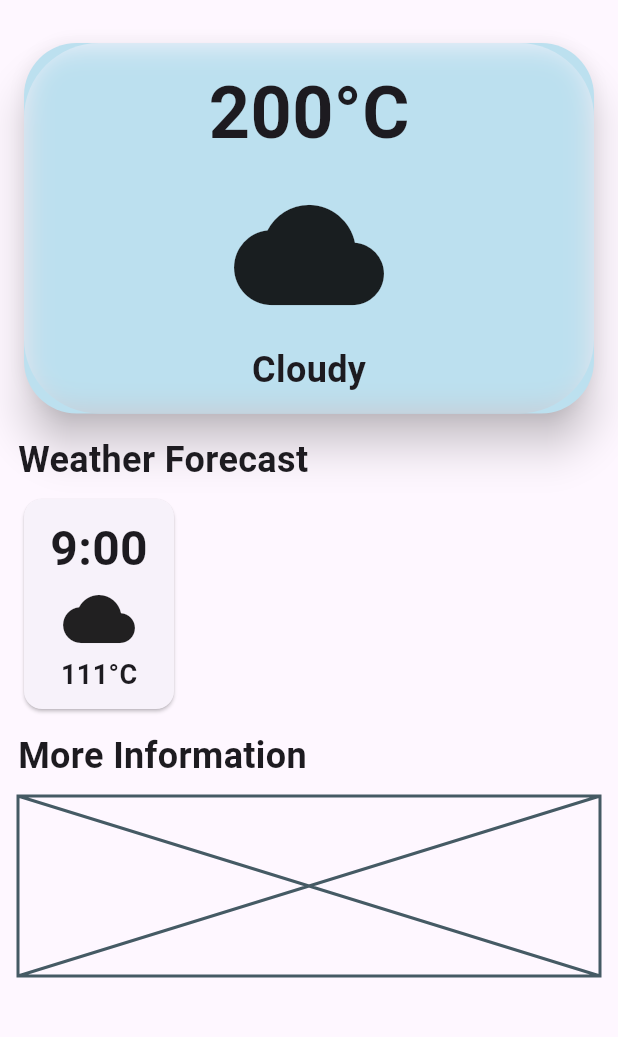
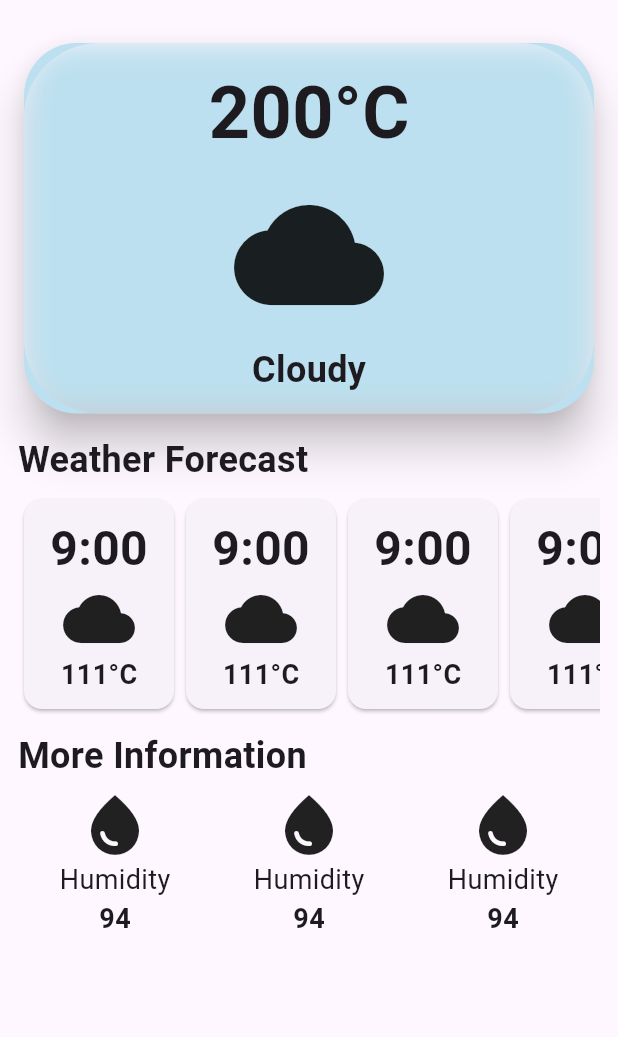
Before and after one commit to Sahilkumr/whatsthewether, a Flutter app: the screen it shows after launch, on a phone screen of 412 x 824 dp, the part 65-1102 px from its top. Run offline on Flutter 3.47's test engine with Material 3 defaults, Android fonts, the light colour scheme and no system bars.

Commit message:
3rd Card Created

```diff
--- /dev/null
+++ b/lib/addition_weather_info.dart
@@ -0,0 +1,16 @@
+import 'package:flutter/material.dart';
+
+class AdditionalWeatherInfo extends StatelessWidget {
+  const AdditionalWeatherInfo({super.key});
+
+  @override
+  Widget build(BuildContext context) {
+    return const Column(
+                children: [
+              Icon(Icons.water_drop, size: 48,),
+              Text('Humidity',style: TextStyle(fontSize: 18,),),
+              Text('94',style: TextStyle(fontSize: 18,fontWeight: FontWeight.bold),),
+                ],
+              );
+  }
+}
--- /dev/null
+++ b/lib/future_weather_forecast.dart
@@ -0,0 +1,24 @@
+
+
+import 'package:flutter/material.dart';
+
+class FutureWeatherForecast  extends StatelessWidget {
+  const FutureWeatherForecast ({super.key});
+
+  @override
+  Widget build(BuildContext context) {
+    return Card(
+                  child: Container(
+                    padding: const EdgeInsets.all(10),
+                    width: 100,
+                    child: const Column(
+                      children: [
+                        Text('9:00',style: TextStyle(fontSize: 32 ,fontWeight: FontWeight.bold),),
+                        Icon(Icons.cloud,size: 48,),
+                        Text('111°C',style: TextStyle(fontSize: 18,fontWeight: FontWeight.bold),),
+                      ],
+                    ),
+                  ),
+                );
+  }
+}
--- a/lib/weather_screen.dart
+++ b/lib/weather_screen.dart
@@ -1,6 +1,8 @@
 import "dart:ui";
 
 import "package:flutter/material.dart";
+import "package:whats_the_weather/addition_weather_info.dart";
+import "package:whats_the_weather/future_weather_forecast.dart";
 
 class WeatherScreen extends StatelessWidget {
   const WeatherScreen({super.key});
@@ -62,23 +64,21 @@ class WeatherScreen extends StatelessWidget {
             child: Text('Weather Forecast',style: TextStyle(fontSize: 24,fontWeight: FontWeight.bold,),)),
           const SizedBox(height: 5),
 
-           Row(
-            children: [
-               Card(
-                  child: Container(
-                    padding: const EdgeInsets.all(10),
-                    width: 100,
-                    child: const Column(
-                      children: [
-                        Text('9:00',style: TextStyle(fontSize: 32 ,fontWeight: FontWeight.bold),),
-                        Icon(Icons.cloud,size: 48,),
-                        Text('111°C',style: TextStyle(fontSize: 18,fontWeight: FontWeight.bold),),
-                      ],
-                    ),
-                  ),
-                )
-            ],
-          ),
+           const SingleChildScrollView(
+            scrollDirection: Axis.horizontal,
+             child:  Row(
+              children: [
+                FutureWeatherForecast(),
+                 FutureWeatherForecast(),
+                 FutureWeatherForecast(),
+                 FutureWeatherForecast(),
+                 FutureWeatherForecast(),
+                 FutureWeatherForecast(),
+                 FutureWeatherForecast(),
+
+              ],
+            ),
+           ),
           // const Placeholder(fallbackHeight: 120,),
 
           const SizedBox(height: 10),
@@ -87,11 +87,15 @@ class WeatherScreen extends StatelessWidget {
           const Align(
             alignment: Alignment.centerLeft,
             child: Text('More Information',style: TextStyle(fontSize: 24,fontWeight: FontWeight.bold,),)),
-          const SizedBox(height: 10),
-
-
-          const Placeholder(fallbackHeight: 120,),
-
+          const SizedBox(height: 5),
+          const Row(
+            mainAxisAlignment: MainAxisAlignment.spaceAround,
+            children: [
+             AdditionalWeatherInfo(),
+             AdditionalWeatherInfo(),
+             AdditionalWeatherInfo(),
+            ],
+          )
         ]),
       ),
     );
```
